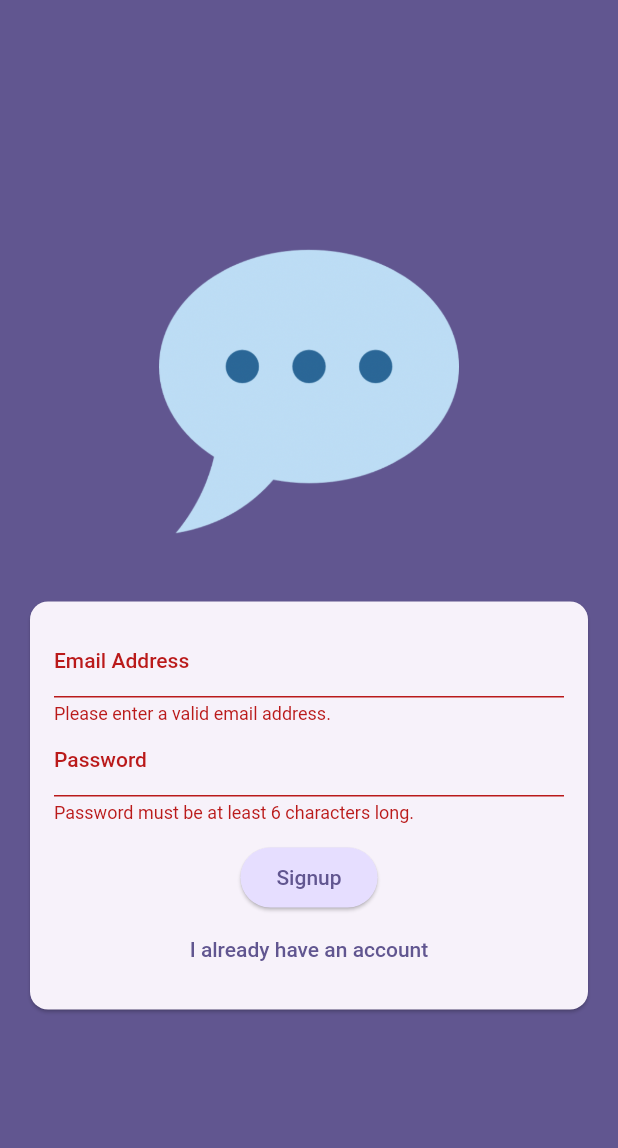
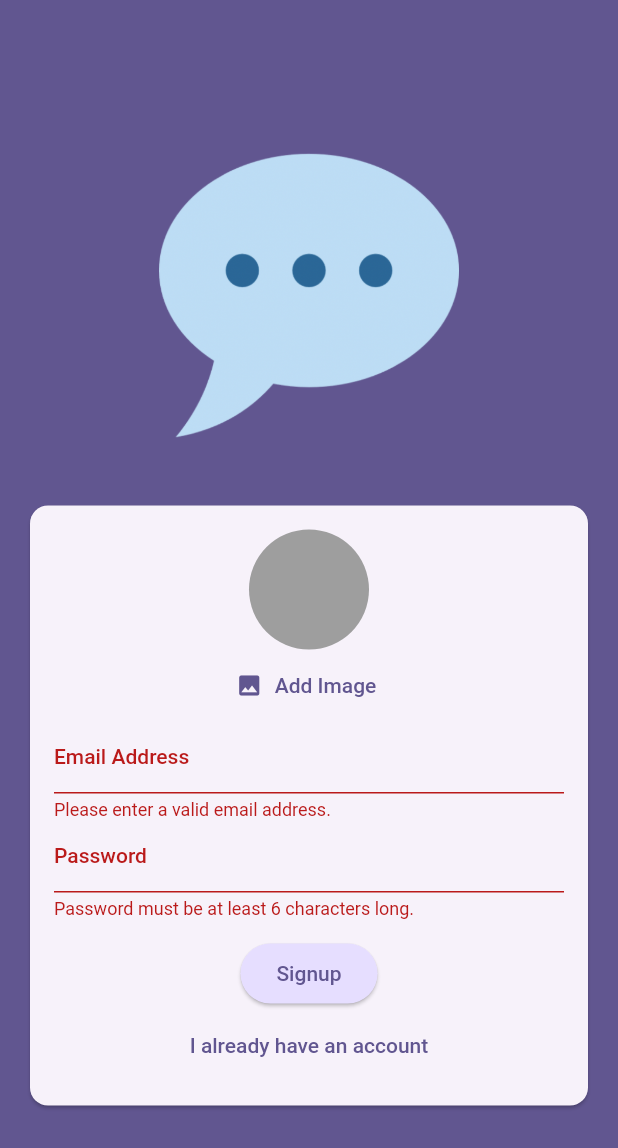
Before and after one commit to tranzi90/chat_app_flutter, a Flutter app: the screen it shows after launch, after a tap on "Login", after a tap on "Create an account", on a phone screen of 412 x 824 dp. Shown: the top 1148 px of the screen. Run offline on Flutter 3.47's test engine with Material 2 defaults, Android fonts, the light colour scheme and no system bars; our stand-ins replace firebase_auth, firebase_core, firebase_storage, image_picker; accounts and stored records are empty.

Commit message:
upload image to firebase

```diff
--- a/lib/screens/auth.dart
+++ b/lib/screens/auth.dart
@@ -1,3 +1,7 @@
+import 'dart:io';
+
+import 'package:chat_app/widgets/user_image_picker.dart';
+import 'package:firebase_storage/firebase_storage.dart';
 import 'package:flutter/material.dart';
 import 'package:firebase_auth/firebase_auth.dart';
 
@@ -18,23 +22,38 @@ class _AuthScreenState extends State<AuthScreen> {
   var _isLogin = true;
   var _enteredEmail = '';
   var _enteredPassword = '';
+  File? _selectedImage;
+  var _isAuthenticating = false;
 
   void _submit() async {
     final isValid = _form.currentState!.validate();
 
-    if (!isValid) {
+    if (!isValid || !_isLogin && _selectedImage == null) {
+      // show error message ...
       return;
     }
 
     _form.currentState!.save();
 
     try {
+      setState(() {
+        _isAuthenticating = true;
+      });
       if (_isLogin) {
         final userCredentials = await _firebase.signInWithEmailAndPassword(
             email: _enteredEmail, password: _enteredPassword);
       } else {
         final userCredentials = await _firebase.createUserWithEmailAndPassword(
             email: _enteredEmail, password: _enteredPassword);
+
+        final storageRef = FirebaseStorage.instance
+            .ref()
+            .child('user_images')
+            .child('${userCredentials.user!.uid}.jpg');
+
+        await storageRef.putFile(_selectedImage!);
+        final imageUrl = await storageRef.getDownloadURL();
+        print(imageUrl);
       }
     } on FirebaseAuthException catch (error) {
       if (error.code == 'email-already-in-use') {
@@ -78,6 +97,12 @@ class _AuthScreenState extends State<AuthScreen> {
                       child: Column(
                         mainAxisSize: MainAxisSize.min,
                         children: [
+                          if (!_isLogin)
+                            UserImagePicker(
+                              onPickImage: (pickedImage) {
+                                _selectedImage = pickedImage;
+                              },
+                            ),
                           TextFormField(
                             decoration: const InputDecoration(
                                 labelText: 'Email Address'),
@@ -112,6 +137,9 @@ class _AuthScreenState extends State<AuthScreen> {
                             },
                           ),
                           const SizedBox(height: 12),
+                          if (_isAuthenticating)
+                            const CircularProgressIndicator(),
+                          if (!_isAuthenticating)
                             ElevatedButton(
                               onPressed: _submit,
                               style: ElevatedButton.styleFrom(
@@ -121,6 +149,7 @@ class _AuthScreenState extends State<AuthScreen> {
                               ),
                               child: Text(_isLogin ? 'Login' : 'Signup'),
                             ),
+                          if (!_isAuthenticating)
                             TextButton(
                               onPressed: () {
                                 setState(() {
--- /dev/null
+++ b/lib/widgets/user_image_picker.dart
@@ -0,0 +1,64 @@
+import 'dart:io';
+
+import 'package:flutter/material.dart';
+import 'package:image_picker/image_picker.dart';
+
+class UserImagePicker extends StatefulWidget {
+  const UserImagePicker({
+    super.key,
+    required this.onPickImage,
+  });
+
+  final void Function(File pickedImage) onPickImage;
+
+  @override
+  State<UserImagePicker> createState() {
+    return _UserImagePickerState();
+  }
+}
+
+class _UserImagePickerState extends State<UserImagePicker> {
+  File? _pickedImageFile;
+
+  void _pickImage() async {
+    final pickedImage = await ImagePicker().pickImage(
+      source: ImageSource.camera,
+      imageQuality: 50,
+      maxWidth: 150,
+    );
+
+    if (pickedImage == null) {
+      return;
+    }
+
+    setState(() {
+      _pickedImageFile = File(pickedImage.path);
+    });
+
+    widget.onPickImage(_pickedImageFile!);
+  }
+
+  @override
+  Widget build(BuildContext context) {
+    return Column(
+      children: [
+        CircleAvatar(
+          radius: 40,
+          backgroundColor: Colors.grey,
+          foregroundImage:
+              _pickedImageFile != null ? FileImage(_pickedImageFile!) : null,
+        ),
+        TextButton.icon(
+          onPressed: _pickImage,
+          icon: const Icon(Icons.image),
+          label: Text(
+            'Add Image',
+            style: TextStyle(
+              color: Theme.of(context).colorScheme.primary,
+            ),
+          ),
+        )
+      ],
+    );
+  }
+}
--- a/pubspec.yaml
+++ b/pubspec.yaml
@@ -37,6 +37,8 @@ dependencies:
   cupertino_icons: ^1.0.2
   firebase_core: ^2.9.0
   firebase_auth: ^4.4.0
+  firebase_storage: ^11.1.0
+  image_picker: ^0.8.7+1
 
 dev_dependencies:
   flutter_test:
```
Lines whose indentation alone changed are shown as unchanged.
